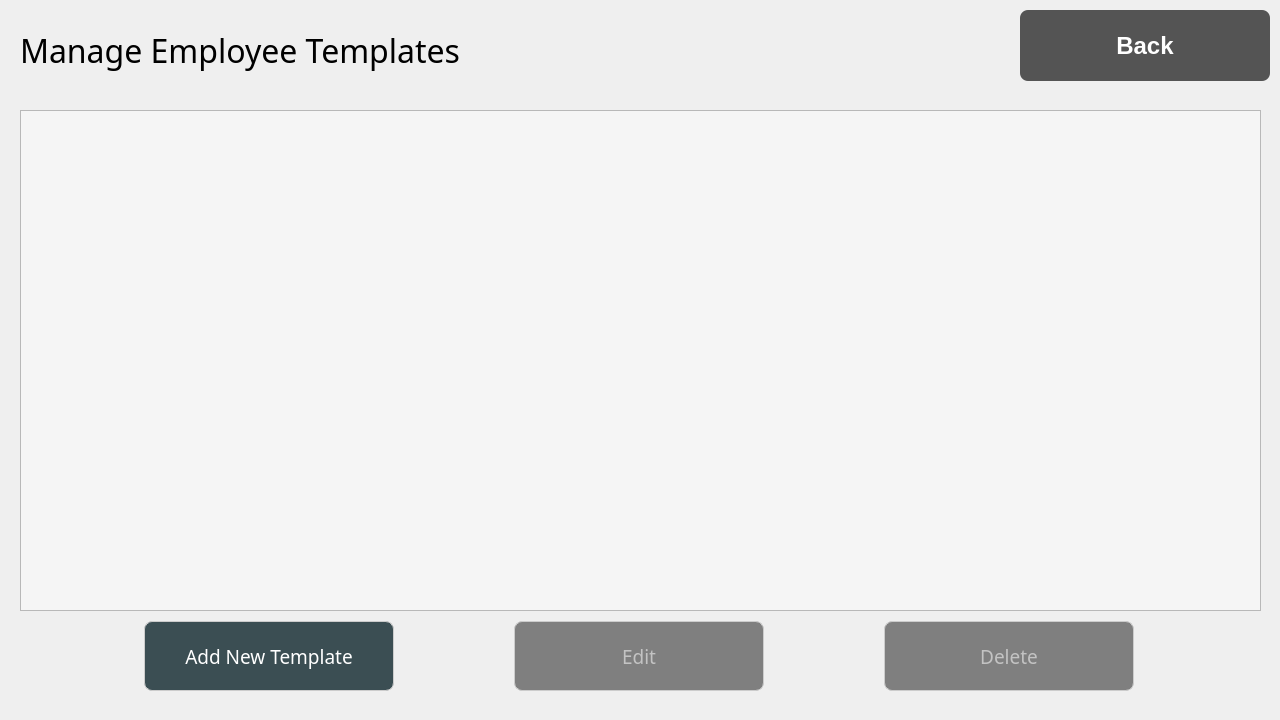
Qt form ui_files/manage_templates.ui (Asilve/PharmaShift) before a commit.
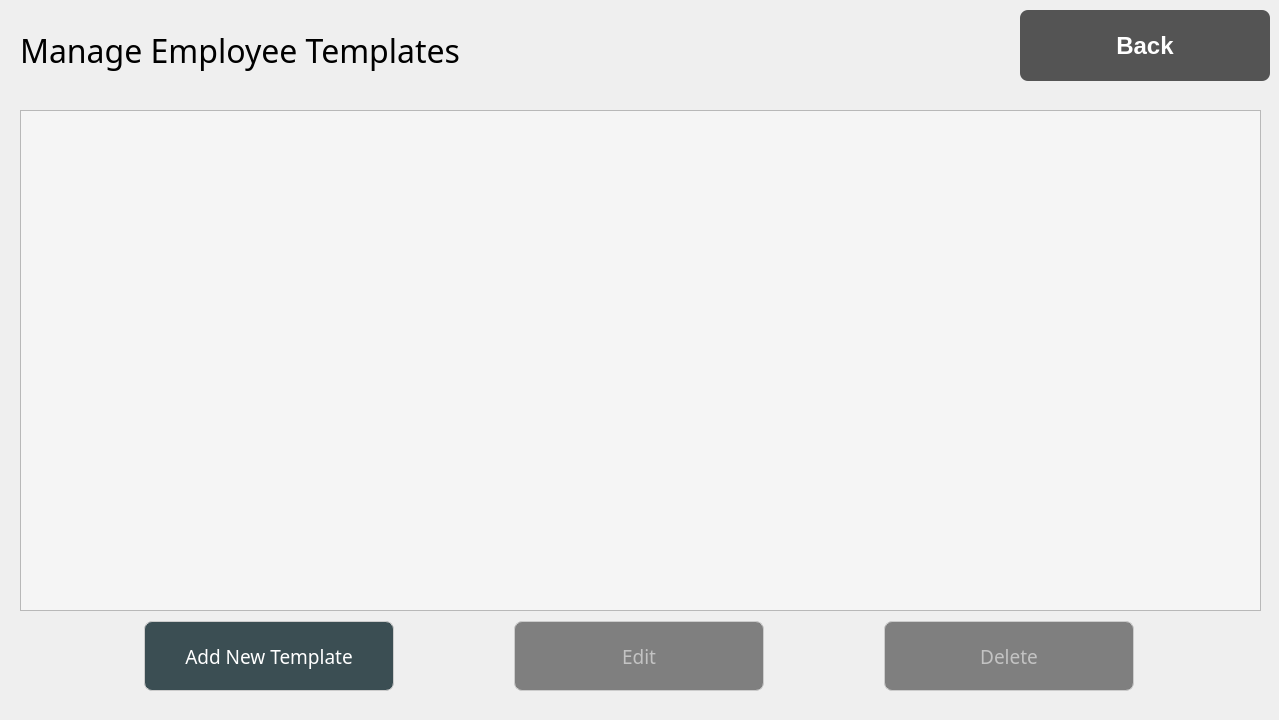
The same form after that commit. Icons and pictures are not drawn.

Diff of the .ui file:
```diff
--- a/ui_files/manage_templates.ui
+++ b/ui_files/manage_templates.ui
@@ -6,7 +6,7 @@
    <rect>
     <x>0</x>
     <y>0</y>
-    <width>1280</width>
+    <width>1279</width>
     <height>720</height>
    </rect>
   </property>
```
